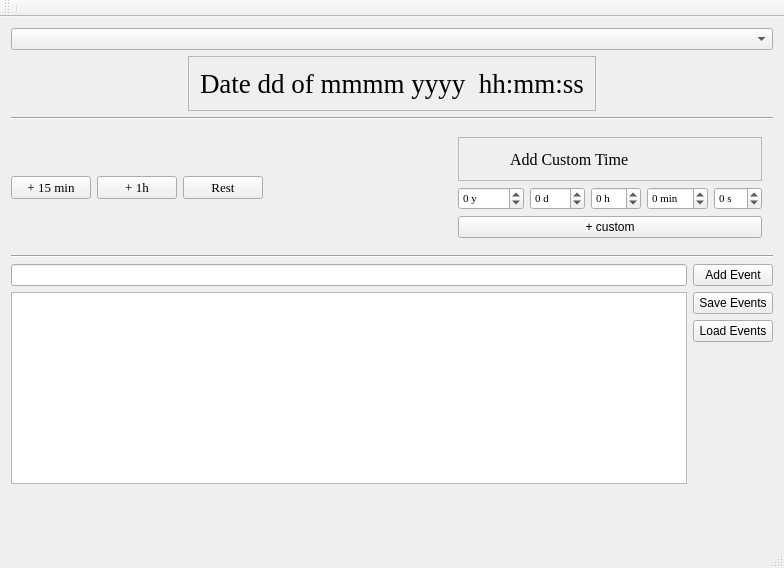
First picture: the form in mainwindow.ui, repository HTalarmo/dnd-calendar, before the edit.
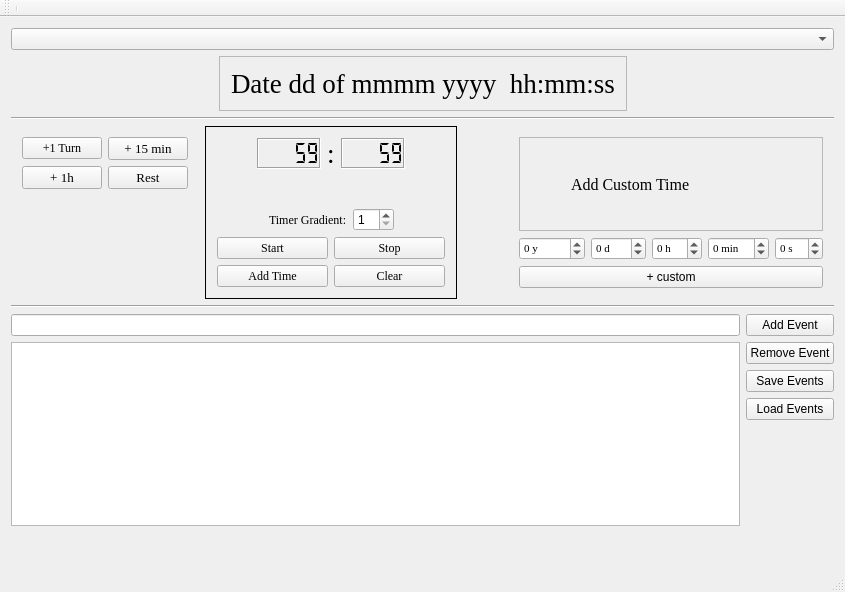
Second picture: the form after the edit.

The edit to the form file:
```diff
--- a/mainwindow.ui
+++ b/mainwindow.ui
@@ -6,8 +6,8 @@
    <rect>
     <x>0</x>
     <y>0</y>
-    <width>784</width>
-    <height>568</height>
+    <width>845</width>
+    <height>592</height>
    </rect>
   </property>
   <property name="windowTitle">
@@ -16,7 +16,13 @@
   <widget class="QWidget" name="centralWidget">
    <layout class="QVBoxLayout" name="verticalLayout_2">
     <item>
-     <widget class="QComboBox" name="calendar_picker"/>
+     <widget class="QComboBox" name="calendar_picker">
+      <property name="font">
+       <font>
+        <family>Georgia</family>
+       </font>
+      </property>
+     </widget>
     </item>
     <item>
      <layout class="QHBoxLayout" name="date_frame">
@@ -83,42 +89,315 @@
     <item>
      <layout class="QHBoxLayout" name="button_frame">
       <item>
-       <widget class="QPushButton" name="add_15m">
-        <property name="font">
-         <font>
-          <family>Georgia</family>
-          <pointsize>10</pointsize>
-         </font>
-        </property>
-        <property name="text">
-         <string>+ 15 min</string>
-        </property>
-       </widget>
+       <layout class="QVBoxLayout" name="primary_button_layout">
+        <item>
+         <widget class="QFrame" name="button_grid_layout">
+          <property name="frameShape">
+           <enum>QFrame::NoFrame</enum>
+          </property>
+          <layout class="QGridLayout" name="gridLayout">
+           <item row="1" column="0">
+            <widget class="QPushButton" name="add_turn">
+             <property name="font">
+              <font>
+               <family>Georgia</family>
+              </font>
+             </property>
+             <property name="text">
+              <string>+1 Turn</string>
+             </property>
+            </widget>
+           </item>
+           <item row="1" column="1">
+            <widget class="QPushButton" name="add_15m">
+             <property name="font">
+              <font>
+               <family>Georgia</family>
+               <pointsize>10</pointsize>
+              </font>
+             </property>
+             <property name="text">
+              <string>+ 15 min</string>
+             </property>
+            </widget>
+           </item>
+           <item row="2" column="1">
+            <widget class="QPushButton" name="add_rest">
+             <property name="font">
+              <font>
+               <family>Georgia</family>
+               <pointsize>10</pointsize>
+              </font>
+             </property>
+             <property name="text">
+              <string>Rest</string>
+             </property>
+            </widget>
+           </item>
+           <item row="2" column="0">
+            <widget class="QPushButton" name="add_1h">
+             <property name="font">
+              <font>
+               <family>Georgia</family>
+               <pointsize>10</pointsize>
+              </font>
+             </property>
+             <property name="text">
+              <string>+ 1h</string>
+             </property>
+            </widget>
+           </item>
+          </layout>
+         </widget>
+        </item>
+        <item>
+         <spacer name="verticalSpacer_3">
+          <property name="orientation">
+           <enum>Qt::Vertical</enum>
+          </property>
+          <property name="sizeHint" stdset="0">
+           <size>
+            <width>20</width>
+            <height>40</height>
+           </size>
+          </property>
+         </spacer>
+        </item>
+       </layout>
       </item>
       <item>
-       <widget class="QPushButton" name="add_1h">
-        <property name="font">
-         <font>
-          <family>Georgia</family>
-          <pointsize>10</pointsize>
-         </font>
+       <widget class="QFrame" name="timer_layout_frame">
+        <property name="frameShape">
+         <enum>QFrame::Panel</enum>
         </property>
-        <property name="text">
-         <string>+ 1h</string>
+        <property name="frameShadow">
+         <enum>QFrame::Plain</enum>
         </property>
-       </widget>
-      </item>
-      <item>
-       <widget class="QPushButton" name="add_rest">
-        <property name="font">
-         <font>
-          <family>Georgia</family>
-          <pointsize>10</pointsize>
-         </font>
-        </property>
-        <property name="text">
-         <string>Rest</string>
-        </property>
+        <layout class="QVBoxLayout" name="timer_layout">
+         <item>
+          <layout class="QHBoxLayout" name="timer_lcd_layout">
+           <item>
+            <spacer name="horizontalSpacer_6">
+             <property name="orientation">
+              <enum>Qt::Horizontal</enum>
+             </property>
+             <property name="sizeHint" stdset="0">
+              <size>
+               <width>40</width>
+               <height>20</height>
+              </size>
+             </property>
+            </spacer>
+           </item>
+           <item>
+            <widget class="QLCDNumber" name="timer_minutes_display">
+             <property name="sizePolicy">
+              <sizepolicy hsizetype="Minimum" vsizetype="Minimum">
+               <horstretch>0</horstretch>
+               <verstretch>0</verstretch>
+              </sizepolicy>
+             </property>
+             <property name="maximumSize">
+              <size>
+               <width>16777215</width>
+               <height>16777215</height>
+              </size>
+             </property>
+             <property name="font">
+              <font>
+               <stylestrategy>PreferDefault</stylestrategy>
+              </font>
+             </property>
+             <property name="frameShadow">
+              <enum>QFrame::Sunken</enum>
+             </property>
+             <property name="lineWidth">
+              <number>1</number>
+             </property>
+             <property name="midLineWidth">
+              <number>0</number>
+             </property>
+             <property name="smallDecimalPoint">
+              <bool>false</bool>
+             </property>
+             <property name="segmentStyle">
+              <enum>QLCDNumber::Flat</enum>
+             </property>
+             <property name="intValue" stdset="0">
+              <number>59</number>
+             </property>
+            </widget>
+           </item>
+           <item>
+            <widget class="QLabel" name="timer_separator">
+             <property name="font">
+              <font>
+               <family>Georgia</family>
+               <pointsize>20</pointsize>
+              </font>
+             </property>
+             <property name="text">
+              <string>:</string>
+             </property>
+            </widget>
+           </item>
+           <item>
+            <widget class="QLCDNumber" name="timer_seconds_display">
+             <property name="sizePolicy">
+              <sizepolicy hsizetype="Minimum" vsizetype="Minimum">
+               <horstretch>0</horstretch>
+               <verstretch>0</verstretch>
+              </sizepolicy>
+             </property>
+             <property name="font">
+              <font>
+               <pointsize>12</pointsize>
+              </font>
+             </property>
+             <property name="frameShadow">
+              <enum>QFrame::Sunken</enum>
+             </property>
+             <property name="segmentStyle">
+              <enum>QLCDNumber::Flat</enum>
+             </property>
+             <property name="intValue" stdset="0">
+              <number>59</number>
+             </property>
+            </widget>
+           </item>
+           <item>
+            <spacer name="horizontalSpacer_7">
+             <property name="orientation">
+              <enum>Qt::Horizontal</enum>
+             </property>
+             <property name="sizeHint" stdset="0">
+              <size>
+               <width>40</width>
+               <height>20</height>
+              </size>
+             </property>
+            </spacer>
+           </item>
+          </layout>
+         </item>
+         <item>
+          <spacer name="verticalSpacer_2">
+           <property name="orientation">
+            <enum>Qt::Vertical</enum>
+           </property>
+           <property name="sizeHint" stdset="0">
+            <size>
+             <width>20</width>
+             <height>40</height>
+            </size>
+           </property>
+          </spacer>
+         </item>
+         <item>
+          <layout class="QHBoxLayout" name="timer_gradient_layout">
+           <item>
+            <spacer name="horizontalSpacer_4">
+             <property name="orientation">
+              <enum>Qt::Horizontal</enum>
+             </property>
+             <property name="sizeHint" stdset="0">
+              <size>
+               <width>40</width>
+               <height>20</height>
+              </size>
+             </property>
+            </spacer>
+           </item>
+           <item>
+            <widget class="QLabel" name="timer_gradient_label">
+             <property name="font">
+              <font>
+               <family>Georgia</family>
+              </font>
+             </property>
+             <property name="text">
+              <string>Timer Gradient:</string>
+             </property>
+            </widget>
+           </item>
+           <item>
+            <widget class="QSpinBox" name="timer_gradient_value">
+             <property name="minimum">
+              <number>1</number>
+             </property>
+             <property name="maximum">
+              <number>10</number>
+             </property>
+            </widget>
+           </item>
+           <item>
+            <spacer name="horizontalSpacer_5">
+             <property name="orientation">
+              <enum>Qt::Horizontal</enum>
+             </property>
+             <property name="sizeHint" stdset="0">
+              <size>
+               <width>40</width>
+               <height>20</height>
+              </size>
+             </property>
+            </spacer>
+           </item>
+          </layout>
+         </item>
+         <item>
+          <layout class="QGridLayout" name="timer_button_grid">
+           <item row="0" column="0">
+            <widget class="QPushButton" name="timer_start_button">
+             <property name="font">
+              <font>
+               <family>Georgia</family>
+              </font>
+             </property>
+             <property name="text">
+              <string>Start</string>
+             </property>
+            </widget>
+           </item>
+           <item row="0" column="1">
+            <widget class="QPushButton" name="timer_stop_button">
+             <property name="font">
+              <font>
+               <family>Georgia</family>
+              </font>
+             </property>
+             <property name="text">
+              <string>Stop</string>
+             </property>
+            </widget>
+           </item>
+           <item row="1" column="0">
+            <widget class="QPushButton" name="timer_add_time_button">
+             <property name="font">
+              <font>
+               <family>Georgia</family>
+              </font>
+             </property>
+             <property name="text">
+              <string>Add Time</string>
+             </property>
+            </widget>
+           </item>
+           <item row="1" column="1">
+            <widget class="QPushButton" name="timer_clear_button">
+             <property name="font">
+              <font>
+               <family>Georgia</family>
+              </font>
+             </property>
+             <property name="text">
+              <string>Clear</string>
+             </property>
+            </widget>
+           </item>
+          </layout>
+         </item>
+        </layout>
        </widget>
       </item>
       <item>
@@ -337,6 +616,13 @@
       </item>
       <item row="1" column="1">
        <layout class="QVBoxLayout" name="event_buttons">
+        <item>
+         <widget class="QPushButton" name="remove_button">
+          <property name="text">
+           <string>Remove Event</string>
+          </property>
+         </widget>
+        </item>
         <item>
          <widget class="QPushButton" name="load_events">
           <property name="text">
```
Left out of the diff: 10 changed lines with no effect on the pictures.
